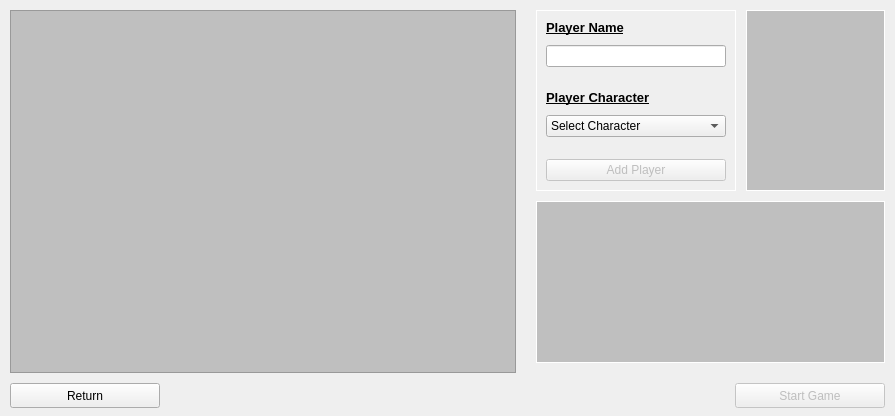
Above: Program/MageKnight_Scoreboard/Dialog_StartMenu.ui from Jesperten/MageKnight-Desktop-App before the change. Below: the same form after it.
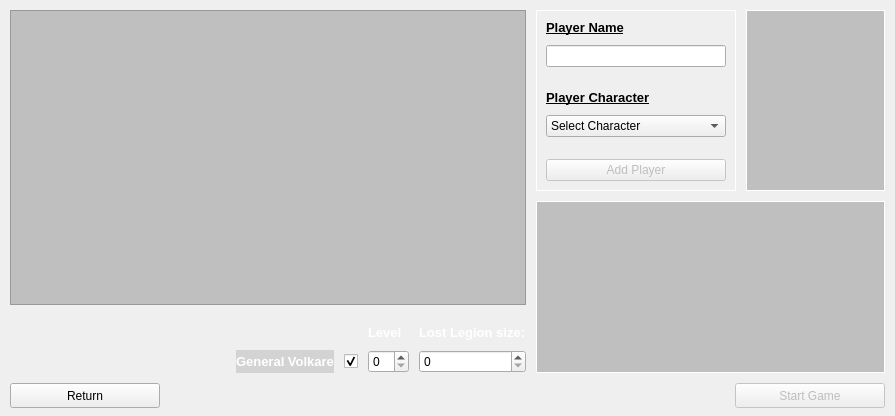
That is the form after the change. Icons and pictures are not drawn.

What changed in the file:
```diff
--- a/Program/MageKnight_Scoreboard/Dialog_StartMenu.ui
+++ b/Program/MageKnight_Scoreboard/Dialog_StartMenu.ui
@@ -156,17 +156,6 @@
      <property name="spacing">
       <number>10</number>
      </property>
-     <item row="0" column="0" rowspan="3">
-      <widget class="QTableWidget" name="tableWidget_listOfPlayers">
-       <property name="styleSheet">
-        <string notr="true">QTableWidget#tableWidget_listOfPlayers{
-    background-color: rgb(0, 0, 0,20%);
-	color: rgb(190, 157, 56);
-	font: 75 10pt &quot;MS Shell Dlg 2&quot;;
-}</string>
-       </property>
-      </widget>
-     </item>
      <item row="0" column="2">
       <widget class="QWidget" name="widget_newPlayer" native="true">
        <property name="minimumSize">
@@ -550,6 +539,120 @@
        </property>
       </widget>
      </item>
+     <item row="0" column="0" rowspan="2" colspan="2">
+      <layout class="QVBoxLayout" name="verticalLayout">
+       <item>
+        <widget class="QTableWidget" name="tableWidget_listOfPlayers">
+         <property name="styleSheet">
+          <string notr="true">QTableWidget#tableWidget_listOfPlayers{
+    background-color: rgb(0, 0, 0,20%);
+	color: rgb(190, 157, 56);
+	font: 75 10pt &quot;MS Shell Dlg 2&quot;;
+}</string>
+         </property>
+        </widget>
+       </item>
+       <item>
+        <layout class="QGridLayout" name="gridLayout_2">
+         <property name="topMargin">
+          <number>10</number>
+         </property>
+         <item row="1" column="0">
+          <spacer name="horizontalSpacer_3">
+           <property name="orientation">
+            <enum>Qt::Horizontal</enum>
+           </property>
+           <property name="sizeHint" stdset="0">
+            <size>
+             <width>40</width>
+             <height>20</height>
+            </size>
+           </property>
+          </spacer>
+         </item>
+         <item row="1" column="3">
+          <widget class="QSpinBox" name="spinBox_VolkareLevel"/>
+         </item>
+         <item row="0" column="3">
+          <widget class="QLabel" name="label_3">
+           <property name="font">
+            <font>
+             <pointsize>10</pointsize>
+             <weight>75</weight>
+             <bold>true</bold>
+            </font>
+           </property>
+           <property name="styleSheet">
+            <string notr="true">color: rgb(255, 255, 255);</string>
+           </property>
+           <property name="text">
+            <string>Level  </string>
+           </property>
+          </widget>
+         </item>
+         <item row="0" column="4">
+          <widget class="QLabel" name="label_4">
+           <property name="font">
+            <font>
+             <family>MS Shell Dlg 2</family>
+             <pointsize>10</pointsize>
+             <weight>75</weight>
+             <bold>true</bold>
+            </font>
+           </property>
+           <property name="styleSheet">
+            <string notr="true">color: rgb(255, 255, 255);</string>
+           </property>
+           <property name="text">
+            <string>Lost Legion size:</string>
+           </property>
+          </widget>
+         </item>
+         <item row="1" column="2">
+          <widget class="QCheckBox" name="checkBox_Volkare">
+           <property name="text">
+            <string/>
+           </property>
+           <property name="checked">
+            <bool>true</bool>
+           </property>
+          </widget>
+         </item>
+         <item row="1" column="4">
+          <widget class="QSpinBox" name="spinBox_VolkareLegion"/>
+         </item>
+         <item row="1" column="1">
+          <widget class="QLabel" name="label_GeneralVolkare">
+           <property name="font">
+            <font>
+             <pointsize>10</pointsize>
+             <weight>75</weight>
+             <bold>true</bold>
+            </font>
+           </property>
+           <property name="toolTip">
+            <string notr="true"/>
+           </property>
+           <property name="toolTipDuration">
+            <number>-1</number>
+           </property>
+           <property name="whatsThis">
+            <string/>
+           </property>
+           <property name="styleSheet">
+            <string notr="true">color: rgb(255, 255, 255);
+background-color: rgba(0, 0, 0, 30);
+</string>
+           </property>
+           <property name="text">
+            <string>General Volkare</string>
+           </property>
+          </widget>
+         </item>
+        </layout>
+       </item>
+      </layout>
+     </item>
     </layout>
    </widget>
   </widget>
```
Left out of the diff: 170 changed lines with no effect on the pictures.
